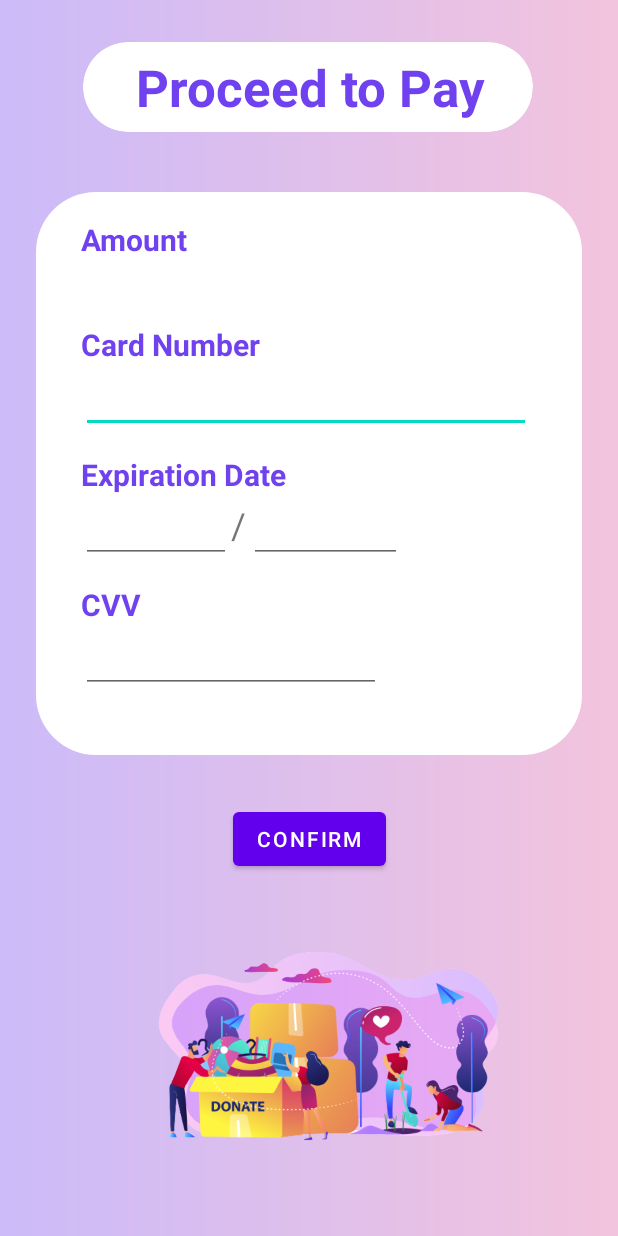
After one commit to Sunera9/MAD_AMARA, an Android app: the PaymentActivity screen opened directly, with no data from a screen before it, on a phone screen of 412 x 824 dp. The commit adds this screen. Run offline under Robolectric (Android 15) with nearby library versions, the phone set to English and light mode, and no system bars.

Commit message:
Initial Commit-Edit5

```diff
--- a/app/src/main/java/com/example/amara/MainActivity.kt
+++ b/app/src/main/java/com/example/amara/FundMainActivity.kt
@@ -10,7 +10,7 @@ import android.widget.Toast
 import com.google.firebase.database.DatabaseReference
 import com.google.firebase.database.FirebaseDatabase
 
-class MainActivity : AppCompatActivity() {
+class FundMainActivity : AppCompatActivity() {
 
     //Global variables created for input fields
 
@@ -29,7 +29,7 @@ class MainActivity : AppCompatActivity() {
         super.onCreate(savedInstanceState)
         supportActionBar?.hide()
 
-        setContentView(R.layout.activity_main)
+        setContentView(R.layout.activity_main_fund)
 
         val firebase : DatabaseReference = FirebaseDatabase.getInstance().getReference()
 
--- /dev/null
+++ b/app/src/main/java/com/example/amara/PaymentActivity.kt
@@ -0,0 +1,88 @@
+package com.example.amara
+
+import android.content.Intent
+import androidx.appcompat.app.AppCompatActivity
+import android.os.Bundle
+import android.widget.Button
+import android.widget.EditText
+import android.widget.TextView
+import com.example.amara.R
+
+
+class PaymentActivity : AppCompatActivity() {
+
+    private lateinit var tvAmount: TextView
+    private lateinit var btnPay: Button
+    private lateinit var etcNoEditText: EditText
+    private lateinit var etXPEditText: EditText
+    private lateinit var etXP2EditText: EditText
+    private lateinit var cvvetEditText: EditText
+
+    override fun onCreate(savedInstanceState: Bundle?) {
+        super.onCreate(savedInstanceState)
+        supportActionBar?.hide()
+        setContentView(R.layout.activity_payment)
+
+        tvAmount = findViewById((R.id.tvAmount))
+        btnPay = findViewById(R.id.btnPay)
+        etcNoEditText = findViewById(R.id.etcNo)
+        etXPEditText = findViewById(R.id.etXP)
+        etXP2EditText = findViewById(R.id.etXP2)
+        cvvetEditText = findViewById(R.id.cvvet)
+
+        val donatedAmount = intent.getStringExtra("donatedAmount")
+
+        tvAmount.text = donatedAmount
+
+        btnPay.setOnClickListener{
+
+            val etcNo = etcNoEditText.text.toString().trim()
+            val etXP = etXPEditText.text.toString().trim()
+            val etXP2 = etXP2EditText.text.toString().trim()
+            val cvvet = cvvetEditText.text.toString().trim()
+
+            // Validate etcNo field
+            if (etcNo.isEmpty()) {
+                etcNoEditText.error = "Please enter your Card Number"
+                return@setOnClickListener
+            } else if (etcNo.length != 12) {
+                etcNoEditText.error = "Card Number should be exactly 12 Numbers"
+                return@setOnClickListener
+            }
+
+            // Validate etXP field
+            if (etXP.isEmpty()) {
+                etXPEditText.error = "Please enter Year of expiration"
+                return@setOnClickListener
+            } else if (etXP.length != 2) {
+                etXPEditText.error = "This should be exactly 2 Numbers"
+                return@setOnClickListener
+            }
+
+            // Validate etXP2 field
+            if (etXP2.isEmpty()) {
+                etXP2EditText.error = "Please enter Month in expiration"
+                return@setOnClickListener
+            } else if (etXP2.length != 2) {
+                etXP2EditText.error = "This should be exactly 2 Numbers"
+                return@setOnClickListener
+            }
+
+            // Validate cvvet field
+            if (cvvet.isEmpty()) {
+                cvvetEditText.error = "Please enter your CVV"
+                return@setOnClickListener
+            } else if (cvvet.length != 3) {
+                cvvetEditText.error = "CVV should be exactly 3 Numbers"
+                return@setOnClickListener
+            }
+
+            val userD = tvAmount.text.toString().toDouble()
+            val amaraD = userD * 0.05
+
+            val intent = Intent(this, ThankYouActivity::class.java)
+            intent.putExtra("AmaraPlus", amaraD)
+            startActivity(intent)
+        }
+    }
+}
--- /dev/null
+++ b/app/src/main/res/drawable/all_round.xml
@@ -0,0 +1,11 @@
+<?xml version="1.0" encoding="utf-8"?>
+<shape xmlns:android="http://schemas.android.com/apk/res/android">
+
+    <solid
+        android:color="@color/major"/>
+    <corners
+        android:topRightRadius="40dp"
+        android:topLeftRadius="40dp"
+        android:bottomLeftRadius="40dp"
+        android:bottomRightRadius="40dp"/>
+</shape>
--- /dev/null
+++ b/app/src/main/res/drawable/payment_bg.xml
@@ -0,0 +1,8 @@
+<?xml version="1.0" encoding="utf-8"?>
+<shape xmlns:android="http://schemas.android.com/apk/res/android">
+
+    <gradient
+        android:startColor="#5C7041EE"
+        android:endColor="#5CDD5BA2"/>
+
+</shape>
--- a/app/src/main/res/layout/activity_main.xml
+++ b/app/src/main/res/layout/activity_main_fund.xml
@@ -5,7 +5,7 @@
     android:layout_width="match_parent"
     android:layout_height="match_parent"
     android:background="@color/major"
-    tools:context=".MainActivity">
+    tools:context=".FundMainActivity">
 
     <View
         android:id="@+id/view"
--- /dev/null
+++ b/app/src/main/res/layout/activity_payment.xml
@@ -0,0 +1,174 @@
+<?xml version="1.0" encoding="utf-8"?>
+<androidx.constraintlayout.widget.ConstraintLayout xmlns:android="http://schemas.android.com/apk/res/android"
+    xmlns:app="http://schemas.android.com/apk/res-auto"
+    xmlns:tools="http://schemas.android.com/tools"
+    android:layout_width="match_parent"
+    android:layout_height="match_parent"
+    android:background="@drawable/payment_bg"
+    tools:context=".PaymentActivity">
+
+    <androidx.cardview.widget.CardView
+        android:id="@+id/cardView"
+        android:layout_width="300dp"
+        android:layout_height="60dp"
+        android:layout_marginTop="28dp"
+        android:elevation="70dp"
+        app:cardCornerRadius="30dp"
+        app:layout_constraintEnd_toEndOf="parent"
+        app:layout_constraintHorizontal_bias="0.494"
+        app:layout_constraintStart_toStartOf="parent"
+        app:layout_constraintTop_toTopOf="parent">
+
+        <TextView
+            android:id="@+id/tvPay"
+            android:layout_width="wrap_content"
+            android:layout_height="wrap_content"
+            android:layout_marginStart="35dp"
+            android:layout_marginTop="7dp"
+            android:text="@string/pay"
+            android:textColor="@color/secondary"
+            android:textSize="34sp"
+            android:textStyle="bold" />
+    </androidx.cardview.widget.CardView>
+
+    <LinearLayout
+        android:id="@+id/layoutPay"
+        android:layout_width="364dp"
+        android:layout_height="375dp"
+        android:layout_marginTop="40dp"
+        android:background="@drawable/all_round"
+        android:orientation="vertical"
+        app:layout_constraintEnd_toEndOf="parent"
+        app:layout_constraintStart_toStartOf="parent"
+        app:layout_constraintTop_toBottomOf="@+id/cardView">
+
+        <TextView
+            android:id="@+id/textView3"
+            android:layout_width="wrap_content"
+            android:layout_height="wrap_content"
+            android:layout_marginStart="30dp"
+            android:layout_marginTop="18dp"
+            android:text="@string/amount"
+            android:textColor="@color/secondary"
+            android:textSize="@dimen/FormFont"
+            android:textStyle="bold" />
+
+        <TextView
+            android:id="@+id/tvAmount"
+            android:layout_width="wrap_content"
+            android:layout_height="wrap_content"
+            android:layout_marginStart="30dp"
+            android:layout_marginTop="4dp"
+            android:textSize="18sp" />
+
+        <TextView
+            android:id="@+id/textView4"
+            android:layout_width="wrap_content"
+            android:layout_height="wrap_content"
+            android:layout_marginStart="30dp"
+            android:layout_marginTop="14dp"
+            android:text="@string/cardNo"
+            android:textColor="@color/secondary"
+            android:textSize="@dimen/FormFont"
+            android:textStyle="bold" />
+
+        <EditText
+            android:id="@+id/etcNo"
+            android:layout_width="300dp"
+            android:textSize="18sp"
+            android:layout_height="wrap_content"
+            android:layout_marginStart="30dp"
+            android:ems="10"
+            android:inputType="number" />
+
+        <TextView
+            android:id="@+id/ffxpDate"
+            android:layout_width="wrap_content"
+            android:layout_height="wrap_content"
+            android:layout_marginStart="30dp"
+            android:layout_marginTop="14dp"
+            android:text="@string/exDate"
+            android:textColor="@color/secondary"
+            android:textSize="@dimen/FormFont"
+            android:textStyle="bold" />
+
+        <LinearLayout
+            android:layout_width="match_parent"
+            android:layout_height="wrap_content"
+            android:orientation="horizontal">
+
+            <EditText
+                android:id="@+id/etXP"
+                android:layout_width="100dp"
+                android:layout_height="wrap_content"
+                android:layout_marginStart="30dp"
+                android:textSize="18sp"
+                android:ems="10"
+                android:inputType="number" />
+
+            <TextView
+                android:id="@+id/slash"
+                android:layout_width="10dp"
+                android:layout_height="wrap_content"
+                android:layout_marginBottom="10dp"
+
+                android:layout_weight="1"
+                android:text="@string/stslash"
+                android:textSize="24sp" />
+
+            <EditText
+                android:id="@+id/etXP2"
+                android:layout_width="100dp"
+                android:layout_height="wrap_content"
+                android:layout_marginStart="0dp"
+                android:layout_marginEnd="120dp"
+                android:textSize="18sp"
+                android:layout_weight="1"
+                android:ems="10"
+                android:inputType="number" />
+        </LinearLayout>
+
+        <TextView
+            android:id="@+id/cvv"
+            android:layout_width="wrap_content"
+            android:layout_height="wrap_content"
+            android:layout_marginStart="30dp"
+            android:layout_marginTop="14dp"
+            android:text="@string/cvv"
+            android:textColor="@color/secondary"
+            android:textSize="@dimen/FormFont"
+            android:textStyle="bold" />
+
+        <EditText
+            android:id="@+id/cvvet"
+            android:layout_width="200dp"
+            android:layout_height="wrap_content"
+            android:layout_marginStart="30dp"
+            android:textSize="18sp"
+            android:ems="10"
+            android:inputType="number" />
+
+    </LinearLayout>
+
+    <ImageView
+        android:id="@+id/imageView"
+        android:layout_width="350dp"
+        android:layout_height="180dp"
+        android:layout_marginStart="44dp"
+        android:layout_marginTop="24dp"
+        app:layout_constraintStart_toStartOf="parent"
+        app:layout_constraintTop_toBottomOf="@+id/btnPay"
+        app:srcCompat="@drawable/_9198004_removebg_preview" />
+
+    <Button
+        android:id="@+id/btnPay"
+        android:layout_width="wrap_content"
+        android:layout_height="wrap_content"
+        android:layout_marginTop="32dp"
+        android:text="@string/btn_confirm"
+        app:layout_constraintEnd_toEndOf="parent"
+        app:layout_constraintHorizontal_bias="0.5"
+        app:layout_constraintStart_toStartOf="parent"
+        app:layout_constraintTop_toBottomOf="@+id/layoutPay" />
+
+</androidx.constraintlayout.widget.ConstraintLayout>
--- a/app/src/main/res/layout/activity_update_form.xml
+++ b/app/src/main/res/layout/activity_update_form.xml
@@ -5,7 +5,7 @@
     android:layout_width="match_parent"
     android:layout_height="match_parent"
     android:background="@color/major"
-    tools:context=".MainActivity">
+    tools:context=".FundMainActivity">
 
     <View
         android:id="@+id/view"
--- a/app/src/main/res/values/dimens.xml
+++ b/app/src/main/res/values/dimens.xml
@@ -6,4 +6,9 @@
     <dimen name="cardBorder">12dp</dimen>
     <dimen name="gap">10dp</dimen>
     <dimen name="cardMargin">8dp</dimen>
+    <dimen name="smallText">10sp</dimen>
+    <dimen name="idLimit">30dp</dimen>
+    <dimen name="cardWidth">80dp</dimen>
+    <dimen name="NormalSize_txt">18sp</dimen>
+    <dimen name="FormFont">20sp</dimen>
 </resources>
--- a/app/src/main/res/values/strings.xml
+++ b/app/src/main/res/values/strings.xml
@@ -54,10 +54,23 @@
     <string name="tvHello">Hello!</string>
     <string name="txtMsg">\"Let\'s Share your love with everyone.\"</string>
     <string name="btnPay">Donate</string>
+
+    //Fund details Page _User
     <string name="fundUser">This fund will be ending on </string>
     <string name="donTxt">Your Donations Will be Directed to the foundation directly.</string>
     <string name="current">Current Total: </string>
     <string name="imDonating">I\'m Donating</string>
     <string name="list">View</string>
     <string name="amt">Amount</string>
+    <string name="donMatch">10% of each of your Donation will be matched by the Organisation fund.</string>
+    <string name="pay">Proceed to Pay</string>
+    <string name="amount">Amount</string>
+    <string name="cardNo">Card Number</string>
+    <string name="exDate">Expiration Date</string>
+    <string name="cvv">CVV</string>
+    <string name="tvThanks">Thank you For Contributing!</string>
+    <string name="rs">LKR</string>
+    <string name="don_matchamount">Is matched by AMARA Funds for your Donation</string>
+    <string name="btnbackHome">Back to Home Page</string>
+    <string name="stslash">/</string>
 </resources>
```
Also changed, not shown: app/src/main/AndroidManifest.xml (+15 -1 lines), app/src/main/java/com/example/amara/FundDetailsUser.kt (+23 -25 lines), app/src/main/java/com/example/amara/ThankYouActivity.kt (added, +31 -0 lines), app/src/main/res/layout/activity_fund_details_user.xml (+30 -39 lines), app/src/main/res/layout/activity_thank_you.xml (added, +85 -0 lines), app/src/main/res/drawable/_7.png (added).
